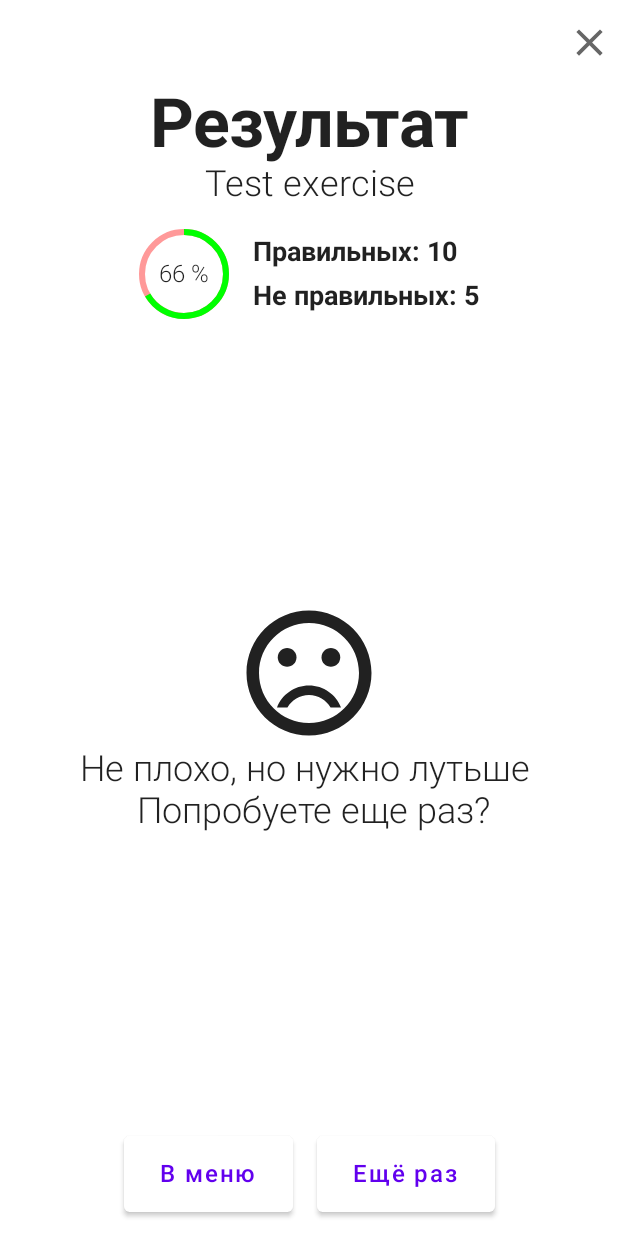
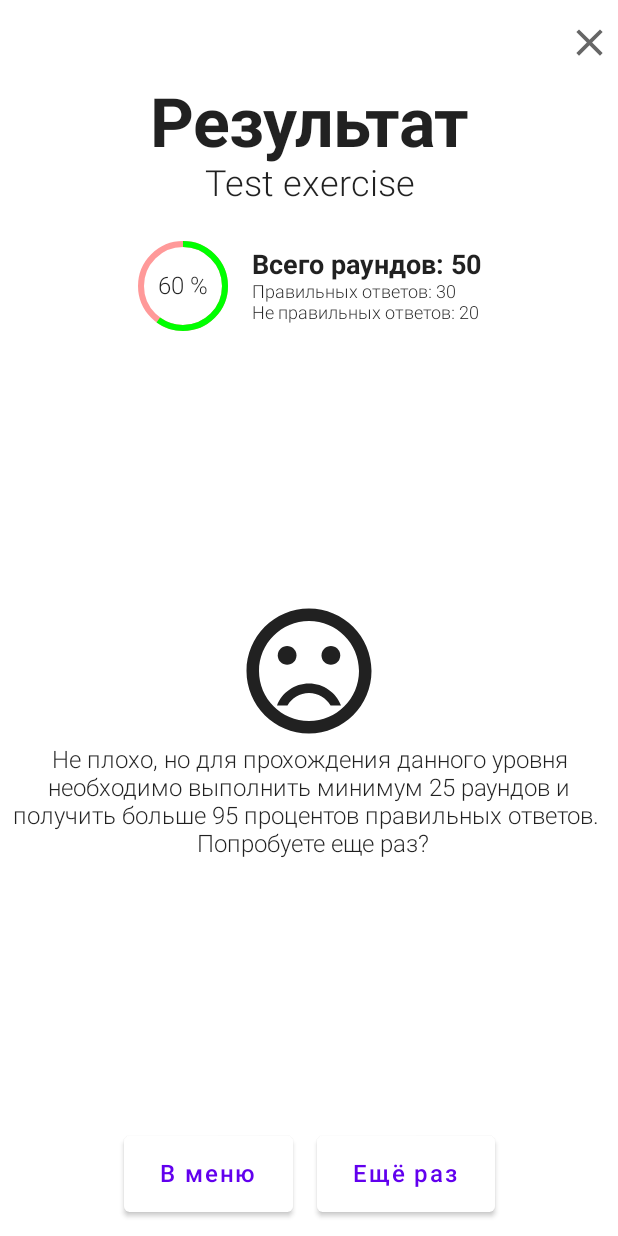
Before and after one commit to YaroslavGorbach-code/reaction, an Android app built with Jetpack Compose: the @Preview function ExerciseResultPreview, on a phone screen of 412 x 824 dp. Run offline under Robolectric (Android 15) with nearby library versions, the phone set to English and light mode, and no system bars; our stand-ins replace accompanist.

Commit message:
Implement win rule fow exercises

```diff
--- /dev/null
+++ b/app/src/main/java/yaroslavgorbach/reaction/feature/exercise/common/mapper/ExerciseNameToWinRuleMapper.kt
@@ -0,0 +1,13 @@
+package yaroslavgorbach.reaction.feature.exercise.common.mapper
+
+import yaroslavgorbach.reaction.data.listexercises.local.model.ExerciseName
+import yaroslavgorbach.reaction.feature.exercise.common.model.WinRule
+import yaroslavgorbach.reaction.feature.exercise.extranumber.model.ExtraNumberWinRule
+
+object ExerciseNameToWinRuleMapper {
+    fun map(exerciseName: ExerciseName): WinRule {
+        return when (exerciseName) {
+            ExerciseName.TEST -> ExtraNumberWinRule
+        }
+    }
+}
--- a/app/src/main/java/yaroslavgorbach/reaction/feature/exercise/common/model/ExerciseResultUi.kt
+++ b/app/src/main/java/yaroslavgorbach/reaction/feature/exercise/common/model/ExerciseResultUi.kt
@@ -9,24 +9,25 @@ import yaroslavgorbach.reaction.data.listexercises.local.model.ExerciseName
 
 data class ExerciseResultUi(
     val exerciseName: ExerciseName,
+    val winRule: WinRule,
     val correctPoints: Int,
     val incorrectPoints: Int
 ) {
     companion object {
-        val Test = ExerciseResultUi(ExerciseName.TEST, 10, 5)
+        val Test = ExerciseResultUi(ExerciseName.TEST, winRule = WinRule.Default, correctPoints = 30, incorrectPoints = 20)
     }
 
-    private val isResultGood: Boolean
-        get() = correctPresent > 0.95f
+    val summaryPints: Int
+        get() = correctPoints + incorrectPoints
 
     val correctPresent: Float
         get() = ((correctPoints.toFloat() / (incorrectPoints.toFloat() + correctPoints.toFloat())))
 
     val icon: ImageVector
-        get() = if (isResultGood) Icons.Outlined.SentimentSatisfied else Icons.Outlined.SentimentDissatisfied
+        get() = if (isWin) Icons.Outlined.SentimentSatisfied else Icons.Outlined.SentimentDissatisfied
 
-    val textRes: Int
-        get() = if (isResultGood) R.string.result_good else R.string.result_bad
+    val isWin: Boolean
+        get() = correctPresent > winRule.minCorrectPresent / 100f
 
     val progressString: String
         get() = "${(correctPresent * 100).toInt()} %"
--- /dev/null
+++ b/app/src/main/java/yaroslavgorbach/reaction/feature/exercise/common/model/WinRule.kt
@@ -0,0 +1,14 @@
+package yaroslavgorbach.reaction.feature.exercise.common.model
+
+interface WinRule {
+    val minRounds: Int
+    val minCorrectPresent: Int
+
+    companion object Default : WinRule {
+        override val minRounds: Int
+            get() = 25
+
+        override val minCorrectPresent: Int
+            get() = 95
+    }
+}
--- a/app/src/main/java/yaroslavgorbach/reaction/feature/exercise/common/ui/ExerciseResult.kt
+++ b/app/src/main/java/yaroslavgorbach/reaction/feature/exercise/common/ui/ExerciseResult.kt
@@ -49,7 +49,7 @@ fun ExerciseResult(exerciseResultUi: ExerciseResultUi, onBackClick: () -> Unit,
             Modifier
                 .align(CenterHorizontally)
                 .wrapContentSize()
-                .padding(16.dp)
+                .padding(24.dp)
         ) {
 
             Box {
@@ -80,18 +80,23 @@ fun ExerciseResult(exerciseResultUi: ExerciseResultUi, onBackClick: () -> Unit,
                     .padding(start = 16.dp)
                     .align(Alignment.CenterVertically)
             ) {
+
                 Text(
-                    modifier = Modifier.padding(bottom = 4.dp),
-                    text = stringResource(id = R.string.correct) + " ${exerciseResultUi.correctPoints}",
+                    text = stringResource(id = R.string.number_of_rounds) + " ${exerciseResultUi.summaryPints}",
                     style = MaterialTheme.typography.caption,
                     fontSize = 18.sp
                 )
 
                 Text(
-                    modifier = Modifier.padding(top = 4.dp),
+                    text = stringResource(id = R.string.correct) + " ${exerciseResultUi.correctPoints}",
+                    style = MaterialTheme.typography.body1,
+                    fontSize = 12.sp
+                )
+
+                Text(
                     text = stringResource(id = R.string.incorrect) + " ${exerciseResultUi.incorrectPoints}",
-                    style = MaterialTheme.typography.caption,
-                    fontSize = 18.sp
+                    style = MaterialTheme.typography.body1,
+                    fontSize = 12.sp
                 )
             }
         }
@@ -102,7 +107,6 @@ fun ExerciseResult(exerciseResultUi: ExerciseResultUi, onBackClick: () -> Unit,
                     .align(Center)
                     .padding(bottom = 100.dp)
             ) {
-
                 Icon(
                     modifier = Modifier
                         .size(100.dp)
@@ -112,10 +116,18 @@ fun ExerciseResult(exerciseResultUi: ExerciseResultUi, onBackClick: () -> Unit,
                 )
 
                 Text(
-                    modifier = Modifier.fillMaxWidth(),
-                    text = stringResource(exerciseResultUi.textRes),
+                    modifier = Modifier
+                        .fillMaxWidth()
+                        .padding(horizontal = 8.dp),
+                    text = if (exerciseResultUi.isWin)
+                        stringResource(id = R.string.result_good)
+                    else stringResource(
+                        id = R.string.result_bad,
+                        exerciseResultUi.winRule.minRounds,
+                        exerciseResultUi.winRule.minCorrectPresent
+                    ),
                     style = MaterialTheme.typography.body1,
-                    fontSize = 24.sp,
+                    fontSize = 16.sp,
                     textAlign = TextAlign.Center
                 )
             }
--- /dev/null
+++ b/app/src/main/java/yaroslavgorbach/reaction/feature/exercise/extranumber/model/ExtraNumberWinRule.kt
@@ -0,0 +1,11 @@
+package yaroslavgorbach.reaction.feature.exercise.extranumber.model
+
+import yaroslavgorbach.reaction.feature.exercise.common.model.WinRule
+
+object ExtraNumberWinRule : WinRule {
+    override val minRounds: Int
+        get() = 25
+
+    override val minCorrectPresent: Int
+        get() = 95
+}
--- a/app/src/main/java/yaroslavgorbach/reaction/feature/exercise/extranumber/ui/ExtaNumbers.kt
+++ b/app/src/main/java/yaroslavgorbach/reaction/feature/exercise/extranumber/ui/ExtaNumbers.kt
@@ -19,11 +19,13 @@ import yaroslavgorbach.reaction.common.ui.theme.ReactionTheme
 import yaroslavgorbach.reaction.data.exercise.extranumber.local.model.NumberPack
 import yaroslavgorbach.reaction.data.listexercises.local.model.ExerciseName
 import yaroslavgorbach.reaction.feature.exercise.common.mapper.ExerciseNameToInstructionResMapper
+import yaroslavgorbach.reaction.feature.exercise.common.mapper.ExerciseNameToWinRuleMapper
 import yaroslavgorbach.reaction.feature.exercise.common.ui.ExerciseResult
 import yaroslavgorbach.reaction.feature.exercise.common.model.ExerciseResultUi
 import yaroslavgorbach.reaction.feature.exercise.common.ui.ExerciseTopBar
 import yaroslavgorbach.reaction.feature.exercise.extranumber.model.ExtraNumberActions
 import yaroslavgorbach.reaction.feature.exercise.extranumber.model.ExtraNumberViewState
+import yaroslavgorbach.reaction.feature.exercise.extranumber.model.ExtraNumberWinRule
 import yaroslavgorbach.reaction.feature.exercise.extranumber.presentation.ExtraNumberViewModel
 import yaroslavgorbach.reaction.utill.TimerCountDown
 
@@ -69,13 +71,13 @@ internal fun ExtraNumbers(
     state: ExtraNumberViewState,
     actioner: (ExtraNumberActions) -> Unit,
 ) {
-
     if (state.isFinished) {
         ExerciseResult(
             exerciseResultUi = ExerciseResultUi(
                 exerciseName = ExerciseName.TEST,
                 correctPoints = state.pointsCorrect,
                 incorrectPoints = state.pointsIncorrect,
+                winRule = ExerciseNameToWinRuleMapper.map(ExerciseName.TEST)
             ),
             onBackClick = { actioner(ExtraNumberActions.Back) },
             onRepeatExercise = { actioner(ExtraNumberActions.Repeat) }
--- a/app/src/main/res/values/strings.xml
+++ b/app/src/main/res/values/strings.xml
@@ -6,10 +6,12 @@
     <string name="test">Test exercise</string>
     <string name="start">Начать</string>
     <string name="result">Результат</string>
-    <string name="correct">Правильных:</string>
-    <string name="incorrect">Не правильных:</string>
+    <string name="correct">Правильных ответов:</string>
+    <string name="number_of_rounds">Всего раундов:</string>
+    <string name="incorrect">Не правильных ответов:</string>
     <string name="to_menu">В меню</string>
     <string name="one_more_time">Ещё раз</string>
     <string name="result_good">Отличный резульат! \n Повторим?</string>
-    <string name="result_bad">Не плохо, но нужно лутьше \n Попробуете еще раз?</string>
+    <string name="result_bad">Не плохо, но для прохождения данного уровня необходимо выполнить минимум %1$d раундов
+        и получить больше %2$d процентов правильных ответов. \n Попробуете еще раз?</string>
 </resources>
```
